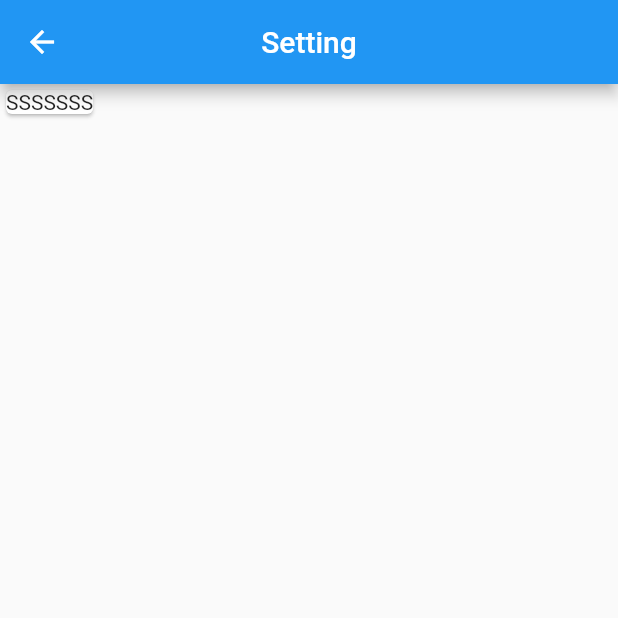
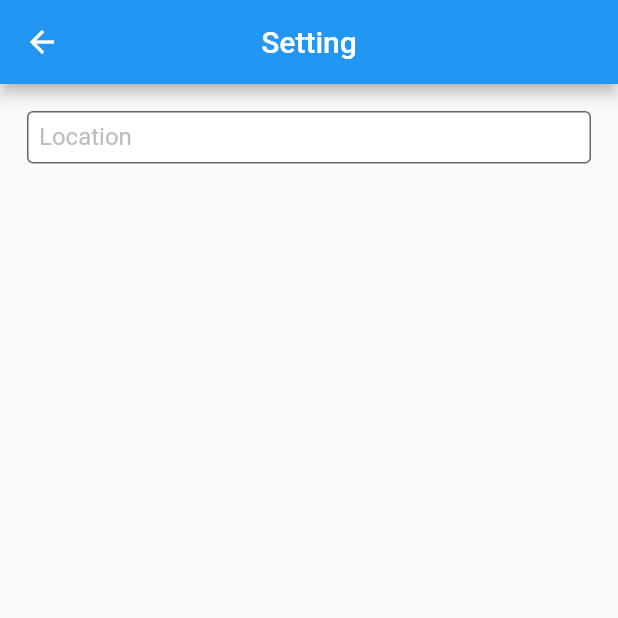
Before and after one commit to henryliang3027/aci_plus_app, a Flutter app: the SettingForm screen opened directly, on a phone screen of 412 x 824 dp, the top half of it. Run offline on Flutter 3.47's test engine with Material 2 defaults, Android fonts, the phone set to English and light mode, and no system bars; our stand-ins replace equatable, flutter_bloc, formz, permission_handler; missing offline and left inert: bluetooth_enable_fork, flutter_reactive_ble; generated files the repository leaves out were written again.

Commit message:
feat: :construction: experimenting

```diff
--- a/lib/app.dart
+++ b/lib/app.dart
@@ -40,6 +40,7 @@ class _AppView extends StatelessWidget {
       localizationsDelegates: AppLocalizations.localizationsDelegates,
       supportedLocales: const <Locale>[
         Locale('en'),
+        Locale('es'),
         Locale('zh'),
         Locale.fromSubtags(
             languageCode: 'zh',
--- a/lib/core/custom_style.dart
+++ b/lib/core/custom_style.dart
@@ -1,6 +1,12 @@
 import 'dart:ui';
 
 class CustomStyle {
+  static const double sizeS = 12.0;
+  static const double sizeM = 14.0;
+  static const double sizeL = 16.0;
+  static const double sizeXL = 18.0;
+  static const double sizeXXL = 20.0; // app bar title
+
   static const Color customRed = Color(0xffdc3545);
   static const Color customGreen = Color(0xff28a745);
   static const Color customGrey = Color(0xff6c757d);
--- a/lib/core/message_localization.dart
+++ b/lib/core/message_localization.dart
@@ -6,9 +6,9 @@ String getMessageLocalization({
   required BuildContext context,
 }) {
   if (msg == 'Device not found.') {
-    return AppLocalizations.of(context)!.dialogMaessageDeviceNotFound;
+    return AppLocalizations.of(context).dialogMaessageDeviceNotFound;
   } else if (msg == 'Bluetooth is disabled.') {
-    return AppLocalizations.of(context)!.dialogMaessageBluetoothDisabled;
+    return AppLocalizations.of(context).dialogMaessageBluetoothDisabled;
   } else {
     return msg;
   }
--- a/lib/information/bloc/information_bloc/information_bloc.dart
+++ b/lib/information/bloc/information_bloc/information_bloc.dart
@@ -1,6 +1,6 @@
-import 'package:bloc/bloc.dart';
 import 'package:dsim_app/core/form_status.dart';
 import 'package:equatable/equatable.dart';
+import 'package:flutter_bloc/flutter_bloc.dart';
 
 part 'information_event.dart';
 part 'information_state.dart';
--- a/lib/setting/bloc/setting_bloc/setting_bloc.dart
+++ b/lib/setting/bloc/setting_bloc/setting_bloc.dart
@@ -1,14 +1,30 @@
-import 'package:bloc/bloc.dart';
 import 'package:dsim_app/core/form_status.dart';
+import 'package:dsim_app/setting/model/location.dart';
 import 'package:equatable/equatable.dart';
+import 'package:flutter_bloc/flutter_bloc.dart';
 
 part 'setting_event.dart';
 part 'setting_state.dart';
 
 class SettingBloc extends Bloc<SettingEvent, SettingState> {
   SettingBloc() : super(const SettingState()) {
-    on<SettingEvent>((event, emit) {
-      // TODO: implement event handler
-    });
+    on<LocationChanged>(_onLocationChanged);
+    on<LocationSubmitted>(_onLocationSubmitted);
   }
+
+  void _onLocationChanged(
+    LocationChanged event,
+    Emitter<SettingState> emit,
+  ) {
+    final Location location = Location.dirty(event.location);
+
+    emit(state.copyWith(
+      location: location,
+    ));
+  }
+
+  void _onLocationSubmitted(
+    LocationSubmitted event,
+    Emitter<SettingState> emit,
+  ) {}
 }
--- a/lib/setting/bloc/setting_bloc/setting_event.dart
+++ b/lib/setting/bloc/setting_bloc/setting_event.dart
@@ -6,8 +6,21 @@ abstract class SettingEvent extends Equatable {
   List<Object> get props => [];
 }
 
-class DeviceDataRequested extends SettingEvent {
-  const DeviceDataRequested();
+class LocationChanged extends SettingEvent {
+  const LocationChanged(
+    this.location,
+  );
+
+  final String location;
+
+  @override
+  List<Object> get props => [
+        location,
+      ];
+}
+
+class LocationSubmitted extends SettingEvent {
+  const LocationSubmitted();
 
   @override
   List<Object> get props => [];
--- a/lib/setting/bloc/setting_bloc/setting_state.dart
+++ b/lib/setting/bloc/setting_bloc/setting_state.dart
@@ -3,18 +3,25 @@ part of 'setting_bloc.dart';
 class SettingState extends Equatable {
   const SettingState({
     this.status = FormStatus.none,
+    this.location = const Location.pure(),
   });
 
   final FormStatus status;
+  final Location location;
 
   SettingState copyWith({
     FormStatus? status,
+    Location? location,
   }) {
     return SettingState(
       status: status ?? this.status,
+      location: location ?? this.location,
     );
   }
 
   @override
-  List<Object?> get props => [];
+  List<Object?> get props => [
+        status,
+        location,
+      ];
 }
--- /dev/null
+++ b/lib/setting/model/location.dart
@@ -0,0 +1,21 @@
+import 'package:formz/formz.dart';
+
+enum LocationValidationError { formatError }
+
+class Location extends FormzInput<String, LocationValidationError> {
+  const Location.pure() : super.pure('');
+  const Location.dirty([String value = '']) : super.dirty(value);
+
+  @override
+  LocationValidationError? validator(String? value) {
+    if (value == null) {
+      return LocationValidationError.formatError;
+    } else {
+      if (value.isEmpty) {
+        return LocationValidationError.formatError;
+      } else {
+        return null;
+      }
+    }
+  }
+}
--- a/lib/setting/views/setting_form.dart
+++ b/lib/setting/views/setting_form.dart
@@ -1,8 +1,16 @@
+import 'package:dsim_app/core/command.dart';
+import 'package:dsim_app/core/custom_style.dart';
+import 'package:dsim_app/home/bloc/home_bloc/home_bloc.dart';
+import 'package:dsim_app/setting/bloc/setting_bloc/setting_bloc.dart';
 import 'package:flutter/material.dart';
+import 'package:flutter_bloc/flutter_bloc.dart';
 import 'package:flutter_gen/gen_l10n/app_localizations.dart';
 
 class SettingForm extends StatelessWidget {
-  const SettingForm({super.key});
+  SettingForm({super.key});
+
+  final TextEditingController _locationTextEditingController =
+      TextEditingController();
 
   @override
   Widget build(BuildContext context) {
@@ -11,22 +19,64 @@ class SettingForm extends StatelessWidget {
         title: Text(AppLocalizations.of(context).setting),
         centerTitle: true,
       ),
-      body: Column(
-        children: const [
-          _Location(),
-        ],
+      body: BlocBuilder<HomeBloc, HomeState>(
+        builder: (context, state) {
+          return Column(
+            children: [
+              _Location(
+                initialValue: state.characteristicData[DataKey.location] ?? '',
+                textEditingController: _locationTextEditingController
+                  ..text = state.characteristicData[DataKey.location] ?? '',
+              ),
+            ],
+          );
+        },
       ),
     );
   }
 }
 
 class _Location extends StatelessWidget {
-  const _Location({super.key});
+  const _Location({
+    super.key,
+    this.initialValue = '',
+    required this.textEditingController,
+  });
+
+  final String initialValue;
+  final TextEditingController textEditingController;
 
   @override
   Widget build(BuildContext context) {
-    return Card(
-      child: Text('SSSSSSS'),
+    return BlocBuilder<SettingBloc, SettingState>(
+      builder: (context, state) {
+        return Padding(
+          padding: const EdgeInsets.all(
+            18.0,
+          ),
+          child: TextField(
+            controller: textEditingController,
+            key: const Key('settingForm_locationInput_textField'),
+            style: const TextStyle(fontSize: 16),
+            textInputAction: TextInputAction.done,
+            onChanged: (location) =>
+                context.read<SettingBloc>().add(LocationChanged(location)),
+            decoration: InputDecoration(
+              border: const OutlineInputBorder(
+                  borderRadius: BorderRadius.all(Radius.circular(4.0))),
+              contentPadding: const EdgeInsets.all(8.0),
+              isDense: true,
+              filled: true,
+              fillColor: Colors.white,
+              labelText: AppLocalizations.of(context).location,
+              labelStyle: TextStyle(
+                fontSize: CustomStyle.sizeL,
+                color: Colors.grey.shade400,
+              ),
+            ),
+          ),
+        );
+      },
     );
   }
 }
--- a/lib/setting/views/setting_page.dart
+++ b/lib/setting/views/setting_page.dart
@@ -10,7 +10,7 @@ class SettingPage extends StatelessWidget {
   Widget build(BuildContext context) {
     return BlocProvider(
       create: (context) => SettingBloc(),
-      child: const SettingForm(),
+      child: SettingForm(),
     );
   }
 }
```
Also changed, not shown: lib/home/bloc/home_bloc/home_bloc.dart (+4 -5 lines), lib/l10n/app_es.arb (added, +48 -0 lines), lib/repositories/dsim_repository.dart (+12 -12 lines), pubspec.yaml (+4 -4 lines), pubspec.lock.
